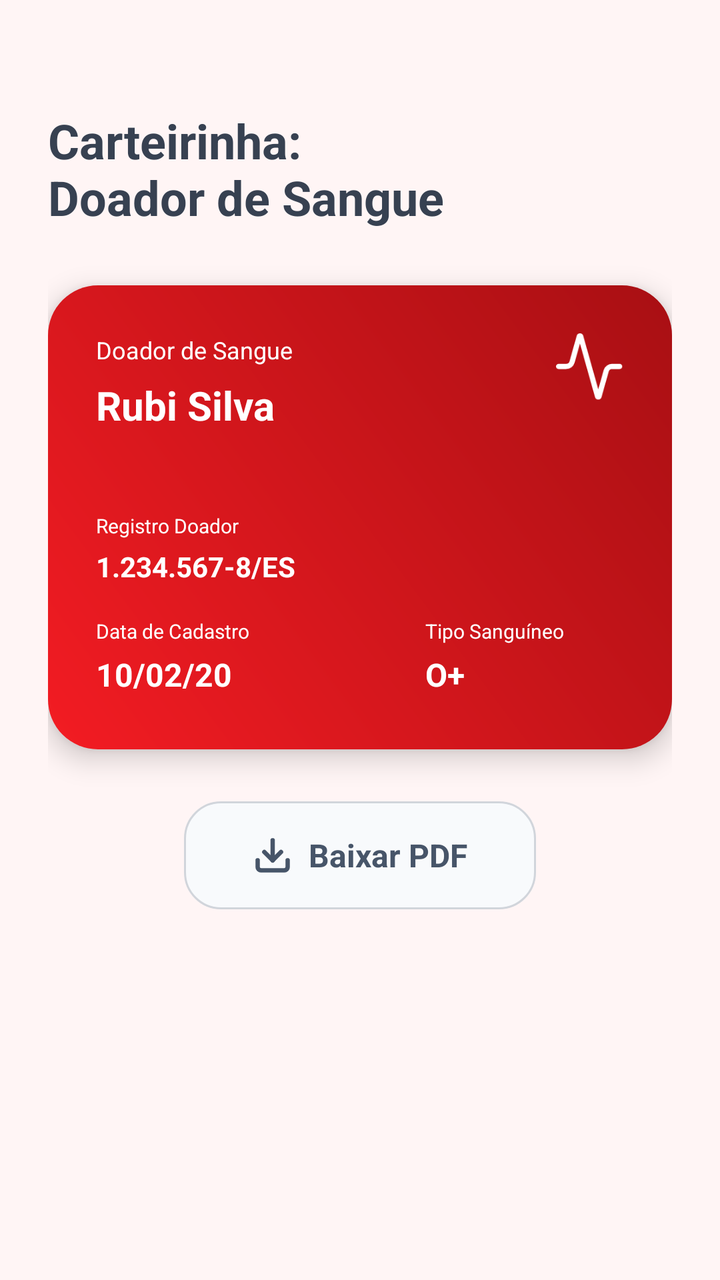
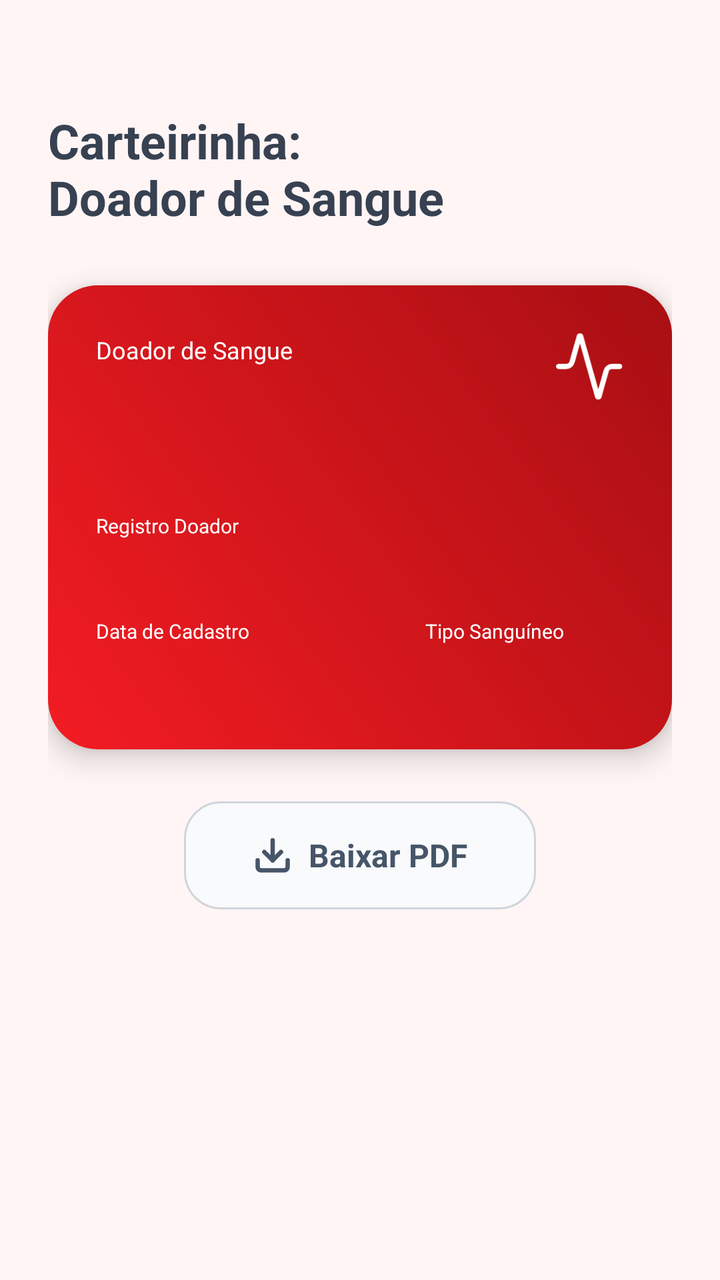

An Android layout rendered at two revisions. The XML below is the earlier revision; the diff shows what the commit changed to produce the second picture.
<!-- AndroidManifest.xml: application theme Theme.Hemo_Conecta -->
<!-- res/layout/fragment_carteirinha_sangue.xml -->
<?xml version="1.0" encoding="utf-8"?>
<androidx.constraintlayout.widget.ConstraintLayout
    xmlns:android="http://schemas.android.com/apk/res/android"
    xmlns:app="http://schemas.android.com/apk/res-auto"
    android:layout_width="match_parent"
    android:layout_height="match_parent"
    android:background="@color/background">

    <ScrollView
        android:layout_width="0dp"
        android:layout_height="match_parent"
        app:layout_constraintTop_toTopOf="parent"
        app:layout_constraintBottom_toTopOf="parent"
        app:layout_constraintStart_toStartOf="parent"
        app:layout_constraintEnd_toEndOf="parent"
        android:padding="24dp">

        <LinearLayout
            android:layout_width="match_parent"
            android:layout_height="wrap_content"
            android:orientation="vertical">

            
            <LinearLayout
                android:layout_width="match_parent"
                android:layout_height="wrap_content"
                android:gravity="center_vertical"
                android:orientation="horizontal"
                android:layout_marginTop="30dp"
                android:layout_marginBottom="28dp">

                <TextView
                    android:layout_width="wrap_content"
                    android:layout_height="wrap_content"
                    android:text="@string/title_carteirinha"
                    android:textColor="@color/text_title"
                    android:textSize="24sp"
                    android:textStyle="bold" />

            </LinearLayout>

            
            <LinearLayout
                android:id="@+id/cardCarteirinha"
                android:layout_width="match_parent"
                android:layout_height="232dp"
                android:background="@drawable/bg_card_red_gradient"
                android:elevation="8dp"
                android:orientation="vertical"
                android:padding="24dp"
                >

                
                <LinearLayout
                    android:layout_width="match_parent"
                    android:layout_height="wrap_content"
                    android:orientation="horizontal"
                    android:layout_marginBottom="40dp">

                    <LinearLayout
                        android:layout_width="0dp"
                        android:layout_height="wrap_content"
                        android:layout_weight="1"
                        android:orientation="vertical">

                        <TextView
                            android:layout_width="wrap_content"
                            android:layout_height="wrap_content"
                            android:text="@string/doador_sangue"
                            android:textColor="@color/white"
                            android:textSize="12sp" />

                        <TextView
                            android:id="@+id/tv_nome"
                            android:layout_width="wrap_content"
                            android:layout_height="wrap_content"
                            android:layout_marginTop="6dp"
                            android:text="@string/nome_doador"
                            android:textColor="@color/white"
                            android:textSize="20sp"
                            android:textStyle="bold" />

                    </LinearLayout>

                    <ImageView
                        android:layout_width="34dp"
                        android:layout_height="34dp"
                        android:src="@drawable/ic_heartbeat"
                        app:tint="@color/white" />

                </LinearLayout>

                
                <TextView
                    android:layout_width="wrap_content"
                    android:layout_height="wrap_content"
                    android:text="@string/registro_doador"
                    android:textColor="@color/white"
                    android:textSize="10sp" />

                <TextView
                    android:id="@+id/tv_rg_valor"
                    android:layout_width="wrap_content"
                    android:layout_height="wrap_content"
                    android:layout_marginTop="4dp"
                    android:text="@string/rd_doador"
                    android:textColor="@color/white"
                    android:textSize="14sp"
                    android:textStyle="bold" />

                
                <LinearLayout
                    android:layout_width="match_parent"
                    android:layout_height="wrap_content"
                    android:layout_marginTop="16dp"
                    android:orientation="horizontal">

                    
                    <LinearLayout
                        android:layout_width="0dp"
                        android:layout_height="wrap_content"
                        android:layout_weight="1"
                        android:orientation="vertical">

                        <TextView
                            android:layout_width="wrap_content"
                            android:layout_height="wrap_content"
                            android:text="@string/data_cadastro"
                            android:textColor="@color/white"
                            android:textSize="10sp" />

                        <TextView
                            android:id="@+id/tv_data"
                            android:layout_width="wrap_content"
                            android:layout_height="wrap_content"
                            android:layout_marginTop="4dp"
                            android:text="@string/data_doador"
                            android:textColor="@color/white"
                            android:textSize="16sp"
                            android:textStyle="bold" />

                    </LinearLayout>

                    
                    <LinearLayout
                        android:layout_width="wrap_content"
                        android:layout_height="wrap_content"
                        android:layout_marginEnd="30dp"
                        android:orientation="vertical">

                        <TextView
                            android:layout_width="wrap_content"
                            android:layout_height="wrap_content"
                            android:text="@string/tipo_sanguineo"
                            android:textColor="@color/white"
                            android:textSize="10sp" />

                        <TextView
                            android:id="@+id/tv_tipo_sanguineo"
                            android:layout_width="wrap_content"
                            android:layout_height="wrap_content"
                            android:layout_marginTop="4dp"
                            android:text="@string/sangue_doador"
                            android:textColor="@color/white"
                            android:textSize="16sp"
                            android:textStyle="bold" />

                    </LinearLayout>


                </LinearLayout>

            </LinearLayout>

            
            <LinearLayout
                android:id="@+id/btnBaixarPdf"
                android:layout_width="176dp"
                android:layout_height="54dp"
                android:layout_gravity="center"
                android:layout_marginTop="26dp"
                android:background="@drawable/bg_button_pdf"
                android:gravity="center"
                android:orientation="horizontal">

                <ImageView
                    android:layout_width="20dp"
                    android:layout_height="20dp"
                    android:layout_marginEnd="8dp"
                    android:src="@drawable/ic_download"
                    app:tint="@color/text_button" />

                <TextView
                    android:layout_width="wrap_content"
                    android:layout_height="wrap_content"
                    android:text="@string/baixar_pdf"
                    android:textColor="@color/text_button"
                    android:textSize="16sp"
                    android:textStyle="bold" />
            </LinearLayout>
        </LinearLayout>
    </ScrollView>

</androidx.constraintlayout.widget.ConstraintLayout>
<!-- resources referenced by this layout -->
<resources>
  <color name="background">#FFF5F5</color>
  <color name="text_button">#475569</color>
  <color name="text_title">#374151</color>
  <color name="white">#FFFFFF</color>
  <!-- drawable bg_button_pdf (drawable) -->
  <?xml version="1.0" encoding="utf-8"?>
  <shape xmlns:android="http://schemas.android.com/apk/res/android">
  
      <solid android:color="@color/button_background"/>
  
      <corners android:radius="18dp"/>
  
      <stroke
          android:width="1dp"
          android:color="@color/button_border"/>
  
  </shape>
  <!-- drawable bg_card_red_gradient (drawable) -->
  <?xml version="1.0" encoding="utf-8"?>
  <shape xmlns:android="http://schemas.android.com/apk/res/android"
      android:shape="rectangle">
      <gradient
          android:type="linear"
          android:angle="225"
          android:startColor="@color/card_red_start"
          android:endColor="@color/card_red_end" />
      <corners android:radius="25dp" />
  </shape>
  <!-- drawable ic_download (drawable) -->
  <vector xmlns:android="http://schemas.android.com/apk/res/android"
      android:width="18dp"
      android:height="18dp"
      android:viewportWidth="18"
      android:viewportHeight="18">
    <path
        android:pathData="M9,11.25V2.25"
        android:strokeLineJoin="round"
        android:strokeWidth="2"
        android:fillColor="#00000000"
        android:strokeColor="#334155"
        android:strokeLineCap="round"/>
    <path
        android:pathData="M15.75,11.25V14.25C15.75,15.078 15.078,15.75 14.25,15.75H3.75C2.922,15.75 2.25,15.078 2.25,14.25V11.25"
        android:strokeLineJoin="round"
        android:strokeWidth="2"
        android:fillColor="#00000000"
        android:strokeColor="#334155"
        android:strokeLineCap="round"/>
    <path
        android:pathData="M5.25,7.5L9,11.25L12.75,7.5"
        android:strokeLineJoin="round"
        android:strokeWidth="2"
        android:fillColor="#00000000"
        android:strokeColor="#334155"
        android:strokeLineCap="round"/>
  </vector>
  <!-- drawable ic_heartbeat (drawable) -->
  <vector xmlns:android="http://schemas.android.com/apk/res/android"
      android:width="26dp"
      android:height="26dp"
      android:viewportWidth="26"
      android:viewportHeight="26">
    <path
        android:pathData="M24.33,12.665H21.437C20.389,12.663 19.469,13.359 19.186,14.368L16.444,24.12C16.408,24.244 16.294,24.33 16.164,24.33C16.035,24.33 15.921,24.244 15.884,24.12L9.445,1.21C9.409,1.086 9.295,1 9.165,1C9.036,1 8.922,1.086 8.886,1.21L6.144,10.962C5.863,11.967 4.948,12.662 3.905,12.665H1"
        android:strokeLineJoin="round"
        android:strokeWidth="2"
        android:fillColor="#00000000"
        android:strokeColor="#ffffff"
        android:strokeLineCap="round"/>
  </vector>
  <string name="baixar_pdf">Baixar PDF</string>
  <string name="data_cadastro">Data de Cadastro</string>
  <string name="data_doador">10/02/20</string>
  <string name="doador_sangue">Doador de Sangue</string>
  <string name="nome_doador">Rubi Silva</string>
  <string name="rd_doador">1.234.567-8/ES</string>
  <string name="registro_doador">Registro Doador</string>
  <string name="sangue_doador">O+</string>
  <string name="tipo_sanguineo">Tipo Sanguíneo</string>
  <string name="title_carteirinha">Carteirinha:\nDoador de Sangue</string>
  <style name="Theme.Hemo_Conecta" parent="Base.Theme.Hemo_Conecta" />
  <color name="button_background">#F8FAFC</color>
  <color name="button_border">#D1D5DB</color>
  <color name="card_red_start">#A80F13</color>
  <color name="card_red_end">#F31C23</color>
  <style name="Base.Theme.Hemo_Conecta" parent="Theme.Material3.DayNight.NoActionBar">
          
          
      </style>
</resources>

<!-- the commit's change to res/layout/fragment_carteirinha_sangue.xml (unified diff, before → after) -->
@@ -71,11 +71,11 @@
                             android:textSize="12sp" />
 
                         <TextView
-                            android:id="@+id/tv_nome"
+                            android:id="@+id/nomeUsuario"
                             android:layout_width="wrap_content"
                             android:layout_height="wrap_content"
                             android:layout_marginTop="6dp"
-                            android:text="@string/nome_doador"
+                            android:text=""
                             android:textColor="@color/white"
                             android:textSize="20sp"
                             android:textStyle="bold" />
@@ -99,11 +99,11 @@
                     android:textSize="10sp" />
 
                 <TextView
-                    android:id="@+id/tv_rg_valor"
+                    android:id="@+id/tvCadastroHemoes"
                     android:layout_width="wrap_content"
                     android:layout_height="wrap_content"
                     android:layout_marginTop="4dp"
-                    android:text="@string/rd_doador"
+                    android:text=""
                     android:textColor="@color/white"
                     android:textSize="14sp"
                     android:textStyle="bold" />
@@ -130,11 +130,11 @@
                             android:textSize="10sp" />
 
                         <TextView
-                            android:id="@+id/tv_data"
+                            android:id="@+id/tvDataHemoes"
                             android:layout_width="wrap_content"
                             android:layout_height="wrap_content"
                             android:layout_marginTop="4dp"
-                            android:text="@string/data_doador"
+                            android:text=""
                             android:textColor="@color/white"
                             android:textSize="16sp"
                             android:textStyle="bold" />
@@ -156,11 +156,11 @@
                             android:textSize="10sp" />
 
                         <TextView
-                            android:id="@+id/tv_tipo_sanguineo"
+                            android:id="@+id/tvTipoSanguineo"
                             android:layout_width="wrap_content"
                             android:layout_height="wrap_content"
                             android:layout_marginTop="4dp"
-                            android:text="@string/sangue_doador"
+                            android:text=""
                             android:textColor="@color/white"
                             android:textSize="16sp"
                             android:textStyle="bold" />
<!-- resource entries referenced after the edit -->
@@ -72,12 +72,8 @@
   </vector>
   <string name="baixar_pdf">Baixar PDF</string>
   <string name="data_cadastro">Data de Cadastro</string>
-  <string name="data_doador">10/02/20</string>
   <string name="doador_sangue">Doador de Sangue</string>
-  <string name="nome_doador">Rubi Silva</string>
-  <string name="rd_doador">1.234.567-8/ES</string>
   <string name="registro_doador">Registro Doador</string>
-  <string name="sangue_doador">O+</string>
   <string name="tipo_sanguineo">Tipo Sanguíneo</string>
   <string name="title_carteirinha">Carteirinha:\nDoador de Sangue</string>
   <style name="Theme.Hemo_Conecta" parent="Base.Theme.Hemo_Conecta" />
